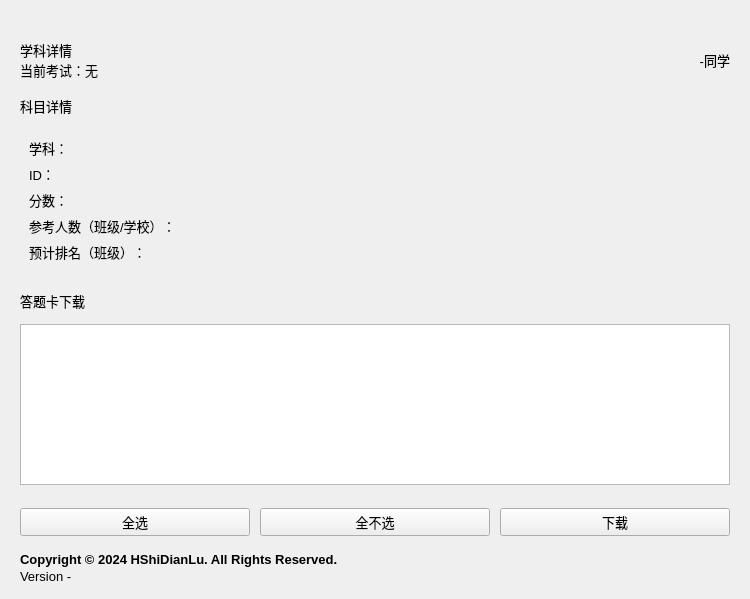
The window that UI/Detail.ui (HShiDianLu/ZhiXueHacker) describes before a commit, drawn with Qt 5.
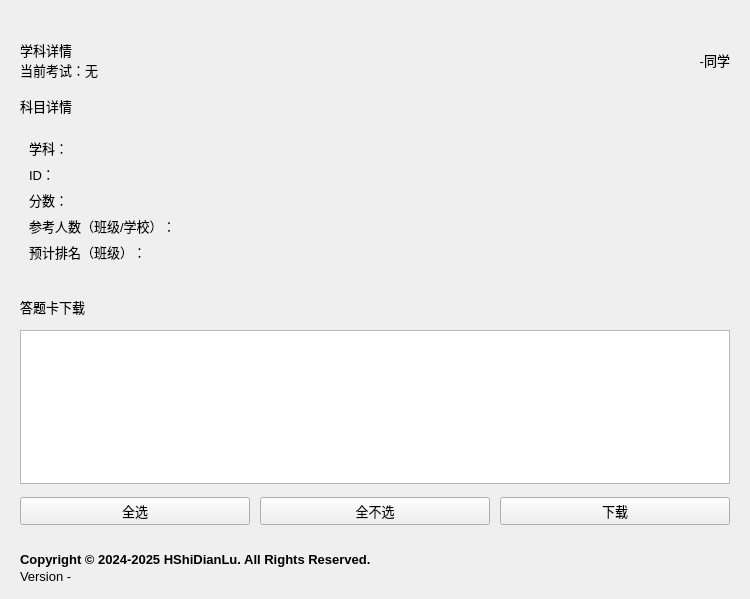
The same window after the commit. Custom widgets are drawn as their Qt base class.

What changed in the file:
```diff
--- a/UI/Detail.ui
+++ b/UI/Detail.ui
@@ -38,8 +38,8 @@
    <property name="horizontalSpacing">
     <number>70</number>
    </property>
-   <item row="5" column="0" colspan="2">
-    <spacer name="verticalSpacer">
+   <item row="7" column="0" colspan="2">
+    <spacer name="verticalSpacer_6">
      <property name="orientation">
       <enum>Qt::Vertical</enum>
      </property>
@@ -49,11 +49,173 @@
      <property name="sizeHint" stdset="0">
       <size>
        <width>20</width>
-       <height>10</height>
+       <height>20</height>
       </size>
      </property>
     </spacer>
    </item>
+   <item row="13" column="0" colspan="2">
+    <layout class="QVBoxLayout" name="verticalLayout_3">
+     <property name="spacing">
+      <number>2</number>
+     </property>
+     <property name="topMargin">
+      <number>0</number>
+     </property>
+     <item>
+      <widget class="StrongBodyLabel" name="StrongBodyLabel">
+       <property name="font">
+        <font>
+         <family>Microsoft YaHei UI</family>
+         <pointsize>10</pointsize>
+         <weight>75</weight>
+         <bold>true</bold>
+        </font>
+       </property>
+       <property name="text">
+        <string>Copyright © 2024-2025 HShiDianLu. All Rights Reserved.</string>
+       </property>
+       <property name="alignment">
+        <set>Qt::AlignLeading|Qt::AlignLeft|Qt::AlignVCenter</set>
+       </property>
+      </widget>
+     </item>
+     <item>
+      <widget class="CaptionLabel" name="CaptionLabel_2">
+       <property name="font">
+        <font>
+         <family>Microsoft YaHei UI</family>
+         <pointsize>10</pointsize>
+         <weight>50</weight>
+         <bold>false</bold>
+        </font>
+       </property>
+       <property name="text">
+        <string>Version -</string>
+       </property>
+       <property name="alignment">
+        <set>Qt::AlignLeading|Qt::AlignLeft|Qt::AlignVCenter</set>
+       </property>
+      </widget>
+     </item>
+    </layout>
+   </item>
+   <item row="8" column="0" rowspan="2" colspan="2">
+    <layout class="QVBoxLayout" name="verticalLayout">
+     <property name="sizeConstraint">
+      <enum>QLayout::SetMaximumSize</enum>
+     </property>
+     <item>
+      <widget class="StrongBodyLabel" name="StrongBodyLabel_3">
+       <property name="text">
+        <string>答题卡下载</string>
+       </property>
+      </widget>
+     </item>
+     <item>
+      <spacer name="verticalSpacer_4">
+       <property name="orientation">
+        <enum>Qt::Vertical</enum>
+       </property>
+       <property name="sizeType">
+        <enum>QSizePolicy::Fixed</enum>
+       </property>
+       <property name="sizeHint" stdset="0">
+        <size>
+         <width>20</width>
+         <height>13</height>
+        </size>
+       </property>
+      </spacer>
+     </item>
+     <item>
+      <widget class="ListWidget" name="ListWidget_2">
+       <property name="sizePolicy">
+        <sizepolicy hsizetype="Expanding" vsizetype="Expanding">
+         <horstretch>0</horstretch>
+         <verstretch>0</verstretch>
+        </sizepolicy>
+       </property>
+       <property name="selectionMode">
+        <enum>QAbstractItemView::MultiSelection</enum>
+       </property>
+      </widget>
+     </item>
+     <item>
+      <spacer name="verticalSpacer_7">
+       <property name="orientation">
+        <enum>Qt::Vertical</enum>
+       </property>
+       <property name="sizeType">
+        <enum>QSizePolicy::Fixed</enum>
+       </property>
+       <property name="sizeHint" stdset="0">
+        <size>
+         <width>20</width>
+         <height>13</height>
+        </size>
+       </property>
+      </spacer>
+     </item>
+     <item>
+      <layout class="QHBoxLayout" name="horizontalLayout_2">
+       <item>
+        <widget class="PushButton" name="PushButton">
+         <property name="text">
+          <string>全选</string>
+         </property>
+        </widget>
+       </item>
+       <item>
+        <spacer name="horizontalSpacer_2">
+         <property name="orientation">
+          <enum>Qt::Horizontal</enum>
+         </property>
+         <property name="sizeType">
+          <enum>QSizePolicy::Fixed</enum>
+         </property>
+         <property name="sizeHint" stdset="0">
+          <size>
+           <width>10</width>
+           <height>20</height>
+          </size>
+         </property>
+        </spacer>
+       </item>
+       <item>
+        <widget class="PushButton" name="PushButton_3">
+         <property name="text">
+          <string>全不选</string>
+         </property>
+        </widget>
+       </item>
+       <item>
+        <spacer name="horizontalSpacer_3">
+         <property name="orientation">
+          <enum>Qt::Horizontal</enum>
+         </property>
+         <property name="sizeType">
+          <enum>QSizePolicy::Fixed</enum>
+         </property>
+         <property name="sizeHint" stdset="0">
+          <size>
+           <width>10</width>
+           <height>20</height>
+          </size>
+         </property>
+        </spacer>
+       </item>
+       <item>
+        <widget class="PrimaryPushButton" name="PrimaryPushButton_2">
+         <property name="text">
+          <string>下载</string>
+         </property>
+        </widget>
+       </item>
+      </layout>
+     </item>
+    </layout>
+   </item>
    <item row="4" column="0" colspan="2">
     <layout class="QGridLayout" name="gridLayout">
      <item row="0" column="0">
@@ -89,54 +251,24 @@
      </item>
     </layout>
    </item>
-   <item row="12" column="0" colspan="2">
-    <layout class="QVBoxLayout" name="verticalLayout_3">
-     <property name="spacing">
-      <number>2</number>
+   <item row="5" column="0" colspan="2">
+    <spacer name="verticalSpacer">
+     <property name="orientation">
+      <enum>Qt::Vertical</enum>
      </property>
-     <property name="topMargin">
-      <number>0</number>
+     <property name="sizeType">
+      <enum>QSizePolicy::Fixed</enum>
      </property>
-     <item>
-      <widget class="StrongBodyLabel" name="StrongBodyLabel">
-       <property name="font">
-        <font>
-         <family>Microsoft YaHei UI</family>
-         <pointsize>10</pointsize>
-         <weight>75</weight>
-         <bold>true</bold>
-        </font>
-       </property>
-       <property name="text">
-        <string>Copyright © 2024 HShiDianLu. All Rights Reserved.</string>
-       </property>
-       <property name="alignment">
-        <set>Qt::AlignLeading|Qt::AlignLeft|Qt::AlignVCenter</set>
-       </property>
-      </widget>
-     </item>
-     <item>
-      <widget class="CaptionLabel" name="CaptionLabel_2">
-       <property name="font">
-        <font>
-         <family>Microsoft YaHei UI</family>
-         <pointsize>10</pointsize>
-         <weight>50</weight>
-         <bold>false</bold>
-        </font>
-       </property>
-       <property name="text">
-        <string>Version -</string>
-       </property>
-       <property name="alignment">
-        <set>Qt::AlignLeading|Qt::AlignLeft|Qt::AlignVCenter</set>
-       </property>
-      </widget>
-     </item>
-    </layout>
+     <property name="sizeHint" stdset="0">
+      <size>
+       <width>20</width>
+       <height>10</height>
+      </size>
+     </property>
+    </spacer>
    </item>
-   <item row="7" column="0" rowspan="2" colspan="2">
-    <layout class="QVBoxLayout" name="verticalLayout">
+   <item row="6" column="0" colspan="2">
+    <layout class="QVBoxLayout" name="verticalLayout_5">
      <item>
       <widget class="StrongBodyLabel" name="StrongBodyLabel_2">
        <property name="text">
@@ -201,165 +333,36 @@
        </layout>
       </widget>
      </item>
-     <item>
-      <spacer name="verticalSpacer_6">
-       <property name="orientation">
-        <enum>Qt::Vertical</enum>
-       </property>
-       <property name="sizeType">
-        <enum>QSizePolicy::Fixed</enum>
-       </property>
-       <property name="sizeHint" stdset="0">
-        <size>
-         <width>20</width>
-         <height>20</height>
-        </size>
-       </property>
-      </spacer>
-     </item>
-     <item>
-      <widget class="StrongBodyLabel" name="StrongBodyLabel_3">
-       <property name="text">
-        <string>答题卡下载</string>
-       </property>
-      </widget>
-     </item>
-     <item>
-      <spacer name="verticalSpacer_4">
-       <property name="orientation">
-        <enum>Qt::Vertical</enum>
-       </property>
-       <property name="sizeType">
-        <enum>QSizePolicy::Fixed</enum>
-       </property>
-       <property name="sizeHint" stdset="0">
-        <size>
-         <width>20</width>
-         <height>13</height>
-        </size>
-       </property>
-      </spacer>
-     </item>
-     <item>
-      <widget class="ListWidget" name="ListWidget_2">
-       <property name="selectionMode">
-        <enum>QAbstractItemView::MultiSelection</enum>
-       </property>
-      </widget>
-     </item>
-     <item>
-      <spacer name="verticalSpacer_7">
-       <property name="orientation">
-        <enum>Qt::Vertical</enum>
-       </property>
-       <property name="sizeType">
-        <enum>QSizePolicy::Fixed</enum>
-       </property>
-       <property name="sizeHint" stdset="0">
-        <size>
-         <width>20</width>
-         <height>13</height>
-        </size>
-       </property>
-      </spacer>
-     </item>
-     <item>
-      <spacer name="verticalSpacer_3">
-       <property name="orientation">
-        <enum>Qt::Vertical</enum>
-       </property>
-       <property name="sizeType">
-        <enum>QSizePolicy::Expanding</enum>
-       </property>
-       <property name="sizeHint" stdset="0">
-        <size>
-         <width>20</width>
-         <height>40</height>
-        </size>
-       </property>
-      </spacer>
-     </item>
-     <item>
-      <layout class="QHBoxLayout" name="horizontalLayout_2">
-       <item>
-        <widget class="PushButton" name="PushButton">
-         <property name="text">
-          <string>全选</string>
-         </property>
-        </widget>
-       </item>
-       <item>
-        <spacer name="horizontalSpacer_2">
-         <property name="orientation">
-          <enum>Qt::Horizontal</enum>
-         </property>
-         <property name="sizeType">
-          <enum>QSizePolicy::Fixed</enum>
-         </property>
-         <property name="sizeHint" stdset="0">
-          <size>
-           <width>10</width>
-           <height>20</height>
-          </size>
-         </property>
-        </spacer>
-       </item>
-       <item>
-        <widget class="PushButton" name="PushButton_3">
-         <property name="text">
-          <string>全不选</string>
-         </property>
-        </widget>
-       </item>
-       <item>
-        <spacer name="horizontalSpacer_3">
-         <property name="orientation">
-          <enum>Qt::Horizontal</enum>
-         </property>
-         <property name="sizeType">
-          <enum>QSizePolicy::Fixed</enum>
-         </property>
-         <property name="sizeHint" stdset="0">
-          <size>
-           <width>10</width>
-           <height>20</height>
-          </size>
-         </property>
-        </spacer>
-       </item>
-       <item>
-        <widget class="PrimaryPushButton" name="PrimaryPushButton_2">
-         <property name="text">
-          <string>下载</string>
-         </property>
-        </widget>
-       </item>
-      </layout>
-     </item>
     </layout>
    </item>
-   <item row="9" column="0">
+   <item row="12" column="0">
+    <spacer name="verticalSpacer_3">
+     <property name="orientation">
+      <enum>Qt::Vertical</enum>
+     </property>
+     <property name="sizeType">
+      <enum>QSizePolicy::Expanding</enum>
+     </property>
+     <property name="sizeHint" stdset="0">
+      <size>
+       <width>20</width>
+       <height>20</height>
+      </size>
+     </property>
+    </spacer>
+   </item>
+   <item row="10" column="0">
     <spacer name="verticalSpacer_5">
      <property name="orientation">
       <enum>Qt::Vertical</enum>
      </property>
-     <property name="sizeHint" stdset="0">
-      <size>
-       <width>12</width>
-       <height>21</height>
-      </size>
-     </property>
-    </spacer>
-   </item>
-   <item row="11" column="0">
-    <spacer name="verticalSpacer_8">
-     <property name="orientation">
-      <enum>Qt::Vertical</enum>
+     <property name="sizeType">
+      <enum>QSizePolicy::Fixed</enum>
      </property>
      <property name="sizeHint" stdset="0">
       <size>
        <width>20</width>
-       <height>40</height>
+       <height>20</height>
       </size>
      </property>
     </spacer>
```
